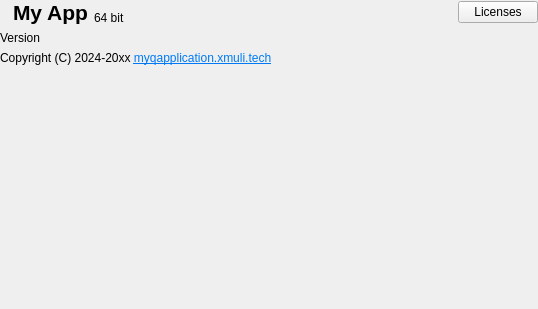
Qt form src/ui/setting/sub_about.ui (XMuli/myapp-template) before a commit.
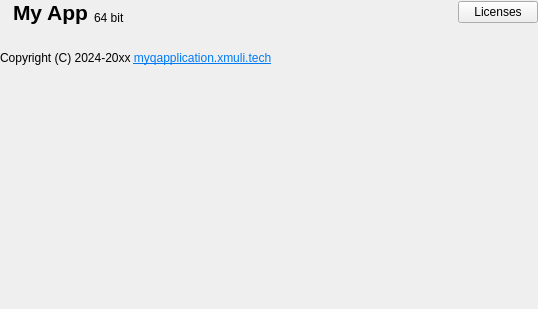
The same form after that commit. Icons and pictures are not drawn.

```diff
--- a/src/ui/setting/sub_about.ui
+++ b/src/ui/setting/sub_about.ui
@@ -73,7 +73,7 @@
       <item row="1" column="0" colspan="3">
        <widget class="QLabel" name="labVersion">
         <property name="text">
-         <string>Version</string>
+         <string/>
         </property>
        </widget>
       </item>
```
